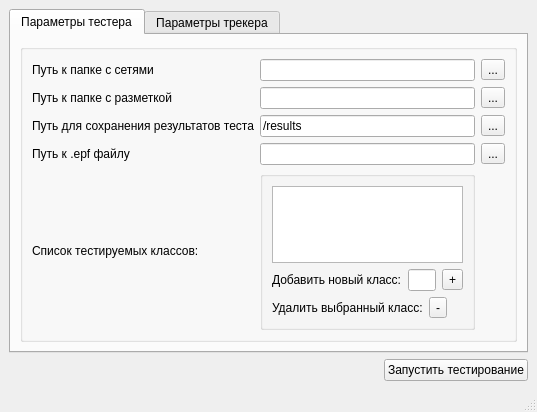
Before: the Qt Designer form gui-for-tester-tracker/gui.ui in Yrij-Zhavoronkov/WintreistsPractice, drawn with Qt 5.
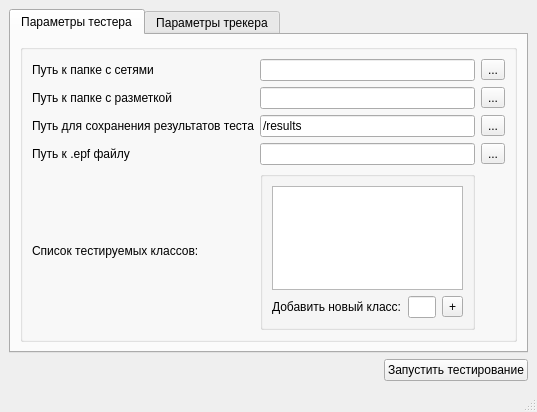
After: the same form once the commit is applied.

Commit message: Услышьте и возрадуйтесь, вы умрете от детей Таноса

Patch:
```diff
--- a/gui-for-tester-tracker/gui.ui
+++ b/gui-for-tester-tracker/gui.ui
@@ -147,7 +147,11 @@
              </property>
              <layout class="QVBoxLayout" name="verticalLayout_5">
               <item>
-               <widget class="QListWidget" name="listWidget_list_classes"/>
+               <widget class="QListWidget" name="listWidget_list_classes">
+                <property name="selectionRectVisible">
+                 <bool>false</bool>
+                </property>
+               </widget>
               </item>
               <item>
                <layout class="QHBoxLayout" name="horizontalLayout_4">
@@ -170,37 +174,6 @@
                 </item>
                </layout>
               </item>
-              <item>
-               <layout class="QHBoxLayout" name="horizontalLayout_3">
-                <item>
-                 <widget class="QLabel" name="label_13">
-                  <property name="text">
-                   <string>Удалить выбранный класс:</string>
-                  </property>
-                 </widget>
-                </item>
-                <item>
-                 <widget class="QToolButton" name="toolButton">
-                  <property name="text">
-                   <string>-</string>
-                  </property>
-                 </widget>
-                </item>
-                <item>
-                 <spacer name="horizontalSpacer_2">
-                  <property name="orientation">
-                   <enum>Qt::Horizontal</enum>
-                  </property>
-                  <property name="sizeHint" stdset="0">
-                   <size>
-                    <width>40</width>
-                    <height>20</height>
-                   </size>
-                  </property>
-                 </spacer>
-                </item>
-               </layout>
-              </item>
              </layout>
             </widget>
            </item>
```
The commit also changes 2 other files.
